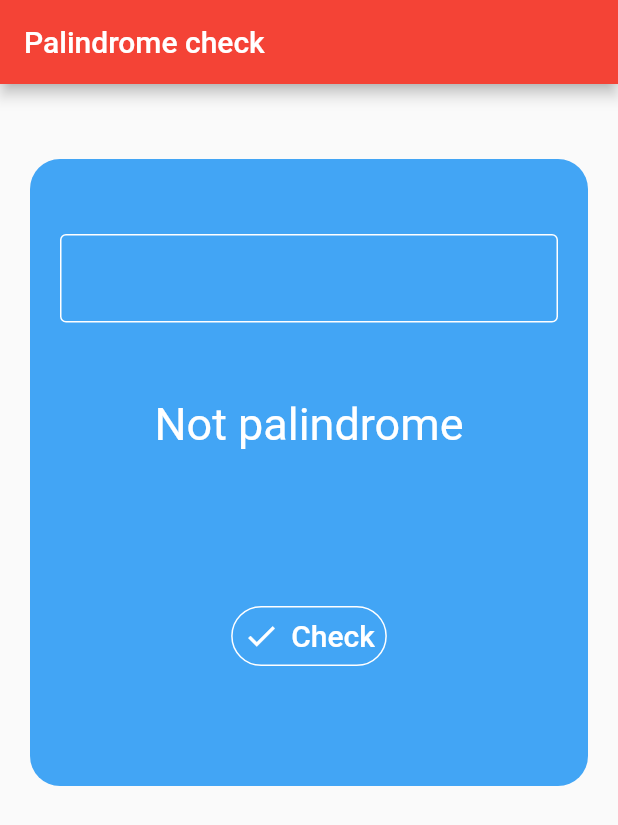
After one commit to andrei-lastochkin-idf/palindrome, a Flutter app: the screen it shows after launch, on a phone screen of 412 x 824 dp. The commit adds this screen. Shown: the top 825 px of the screen. Run offline on Flutter 3.47's test engine with Material 2 defaults, Android fonts, the phone set to English and light mode, and no system bars.

Commit message:
Encapsulated StreamBuilder

```diff
--- a/packages/presentation/lib/screen/home/home_page.dart
+++ b/packages/presentation/lib/screen/home/home_page.dart
@@ -1,8 +1,8 @@
 import 'package:flutter/material.dart';
 import 'package:domain/palindrome_usecase.dart';
-import 'package:presentation/base/bloc_data.dart';
 import 'package:presentation/screen/home/bloc/home_bloc.dart';
 import 'package:presentation/screen/home/bloc/home_data.dart';
+import 'package:presentation/screen/home/stream_palindrome_content.dart';
 
 class HomePage extends StatefulWidget {
   const HomePage({Key? key}) : super(key: key);
@@ -32,22 +32,14 @@ class _HomePageState extends State<HomePage> {
       appBar: AppBar(
         title: const Text('Palindrome check'),
       ),
-      body: StreamBuilder(
-        stream: _bloc.dataStream,
-        initialData: BlocData.init(),
-        builder: (context, snapshot) {
-          final blocData = snapshot.data;
-          if (blocData is BlocData) {
-            final screenData = blocData.data;
-            if (blocData.isLoading) {
-              return _buildLoadingState();
-            } else if (screenData is HomeData) {
-              return _buildResultState(screenData);
-            } else {
-              return Container();
-            }
-          } else {
-            return Container();
+      body: StreamPalindromeContent(
+        dataStream: _bloc.dataStream,
+        children: (blocData) {
+          if (blocData.isLoading) {
+            return _buildLoadingState();
+          }
+          if (blocData.data is HomeData) {
+            return _buildResultState(blocData.data as HomeData);
           }
         },
       ),
--- /dev/null
+++ b/packages/presentation/lib/screen/home/stream_palindrome_content.dart
@@ -0,0 +1,26 @@
+import 'package:flutter/material.dart';
+import 'package:presentation/base/bloc_data.dart';
+
+class StreamPalindromeContent<D> extends StatelessWidget {
+  final Stream<BlocData<D>> dataStream;
+  final dynamic Function(BlocData<D> data) children;
+
+  StreamPalindromeContent({required this.dataStream, required this.children});
+
+  @override
+  Widget build(BuildContext context) {
+    return StreamBuilder<BlocData<D>>(
+      stream: dataStream,
+      initialData: BlocData.init(),
+      builder: (context, snapshot) {
+        final data = snapshot.data;
+        Widget child;
+        if (data != null) {
+          child = children.call(data);
+          return Container(child: child);
+        }
+        return Container();
+      },
+    );
+  }
+}
--- a/packages/presentation/pubspec.yaml
+++ b/packages/presentation/pubspec.yaml
@@ -13,7 +13,6 @@ dependencies:
     sdk: flutter
   domain:
     path: ../domain
-  flutter_bloc: ^8.0.1
 
 dev_dependencies:
   flutter_test:
```
